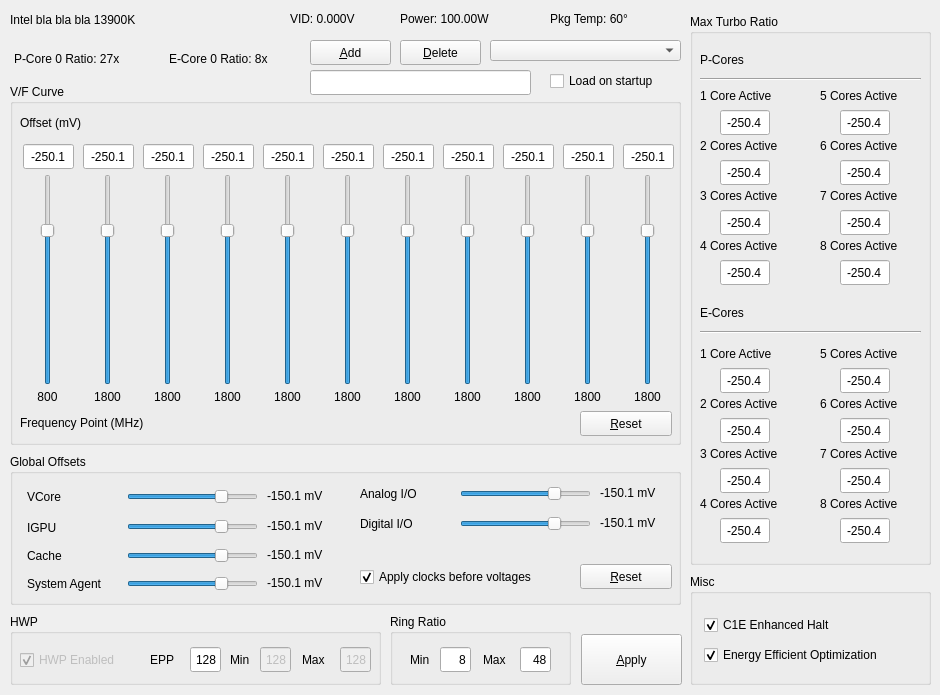
The window that ui/MainWindow.ui (Oxenryd/intelMsrGui) describes before a commit, drawn with Qt 5.
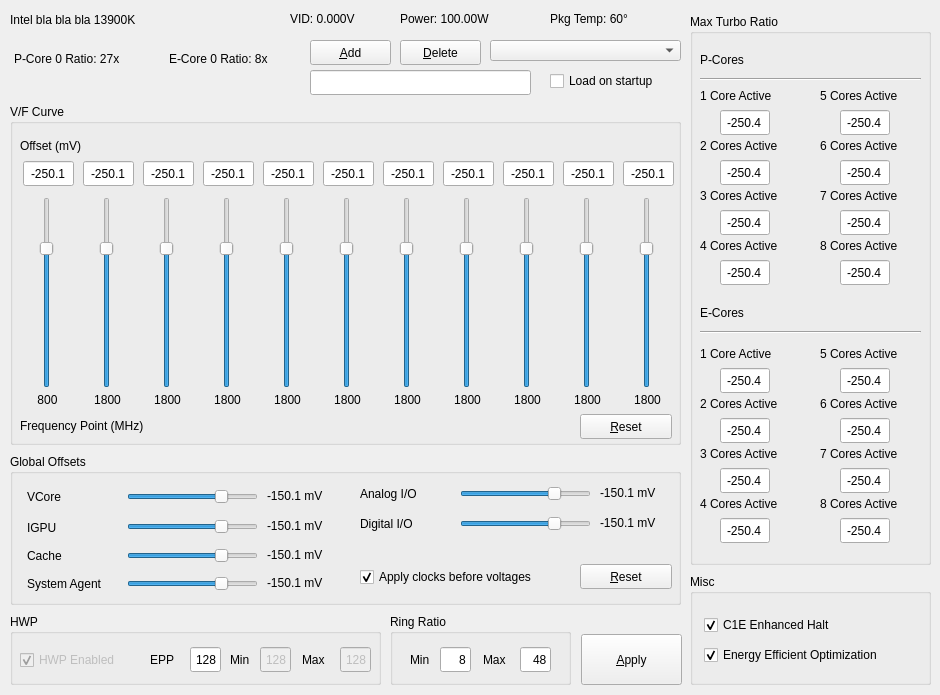
The same window after the commit. Icons and pictures are not drawn.

Commit message: Added Error MsgBoxes

```diff
--- a/ui/MainWindow.ui
+++ b/ui/MainWindow.ui
@@ -28,9 +28,9 @@
     <property name="geometry">
      <rect>
       <x>10</x>
-      <y>84</y>
+      <y>104</y>
       <width>671</width>
-      <height>361</height>
+      <height>341</height>
      </rect>
     </property>
     <property name="title">
@@ -39,10 +39,10 @@
     <widget class="QSlider" name="slider_11">
      <property name="geometry">
       <rect>
-       <x>630</x>
-       <y>90</y>
-       <width>16</width>
-       <height>211</height>
+       <x>627</x>
+       <y>93</y>
+       <width>20</width>
+       <height>191</height>
       </rect>
      </property>
      <property name="minimum">
@@ -61,10 +61,10 @@
     <widget class="QSlider" name="slider_2">
      <property name="geometry">
       <rect>
-       <x>90</x>
-       <y>90</y>
-       <width>16</width>
-       <height>211</height>
+       <x>87</x>
+       <y>93</y>
+       <width>20</width>
+       <height>191</height>
       </rect>
      </property>
      <property name="minimum">
@@ -83,10 +83,10 @@
     <widget class="QSlider" name="slider_5">
      <property name="geometry">
       <rect>
-       <x>270</x>
-       <y>90</y>
-       <width>16</width>
-       <height>211</height>
+       <x>267</x>
+       <y>93</y>
+       <width>20</width>
+       <height>191</height>
       </rect>
      </property>
      <property name="minimum">
@@ -105,10 +105,10 @@
     <widget class="QSlider" name="slider_7">
      <property name="geometry">
       <rect>
-       <x>390</x>
-       <y>90</y>
-       <width>16</width>
-       <height>211</height>
+       <x>387</x>
+       <y>93</y>
+       <width>20</width>
+       <height>191</height>
       </rect>
      </property>
      <property name="minimum">
@@ -127,10 +127,10 @@
     <widget class="QSlider" name="slider_3">
      <property name="geometry">
       <rect>
-       <x>150</x>
-       <y>90</y>
-       <width>16</width>
-       <height>211</height>
+       <x>147</x>
+       <y>93</y>
+       <width>20</width>
+       <height>191</height>
       </rect>
      </property>
      <property name="minimum">
@@ -149,10 +149,10 @@
     <widget class="QSlider" name="slider_6">
      <property name="geometry">
       <rect>
-       <x>330</x>
-       <y>90</y>
-       <width>16</width>
-       <height>211</height>
+       <x>327</x>
+       <y>93</y>
+       <width>20</width>
+       <height>191</height>
       </rect>
      </property>
      <property name="minimum">
@@ -171,10 +171,10 @@
     <widget class="QSlider" name="slider_1">
      <property name="geometry">
       <rect>
-       <x>30</x>
-       <y>90</y>
-       <width>16</width>
-       <height>211</height>
+       <x>27</x>
+       <y>93</y>
+       <width>20</width>
+       <height>191</height>
       </rect>
      </property>
      <property name="minimum">
@@ -193,10 +193,10 @@
     <widget class="QSlider" name="slider_8">
      <property name="geometry">
       <rect>
-       <x>450</x>
-       <y>90</y>
-       <width>16</width>
-       <height>211</height>
+       <x>447</x>
+       <y>93</y>
+       <width>20</width>
+       <height>191</height>
       </rect>
      </property>
      <property name="minimum">
@@ -215,10 +215,10 @@
     <widget class="QSlider" name="slider_10">
      <property name="geometry">
       <rect>
-       <x>570</x>
-       <y>90</y>
-       <width>16</width>
-       <height>211</height>
+       <x>567</x>
+       <y>93</y>
+       <width>20</width>
+       <height>191</height>
       </rect>
      </property>
      <property name="minimum">
@@ -237,10 +237,10 @@
     <widget class="QSlider" name="slider_4">
      <property name="geometry">
       <rect>
-       <x>210</x>
-       <y>90</y>
-       <width>16</width>
-       <height>211</height>
+       <x>207</x>
+       <y>93</y>
+       <width>20</width>
+       <height>191</height>
       </rect>
      </property>
      <property name="minimum">
@@ -259,10 +259,10 @@
     <widget class="QSlider" name="slider_9">
      <property name="geometry">
       <rect>
-       <x>510</x>
-       <y>90</y>
-       <width>16</width>
-       <height>211</height>
+       <x>507</x>
+       <y>93</y>
+       <width>20</width>
+       <height>191</height>
       </rect>
      </property>
      <property name="minimum">
@@ -282,7 +282,7 @@
      <property name="geometry">
       <rect>
        <x>5</x>
-       <y>304</y>
+       <y>287</y>
        <width>65</width>
        <height>17</height>
       </rect>
@@ -298,7 +298,7 @@
      <property name="geometry">
       <rect>
        <x>65</x>
-       <y>304</y>
+       <y>287</y>
        <width>65</width>
        <height>17</height>
       </rect>
@@ -314,7 +314,7 @@
      <property name="geometry">
       <rect>
        <x>125</x>
-       <y>304</y>
+       <y>287</y>
        <width>65</width>
        <height>17</height>
       </rect>
@@ -330,7 +330,7 @@
      <property name="geometry">
       <rect>
        <x>185</x>
-       <y>304</y>
+       <y>287</y>
        <width>65</width>
        <height>17</height>
       </rect>
@@ -346,7 +346,7 @@
      <property name="geometry">
       <rect>
        <x>245</x>
-       <y>304</y>
+       <y>287</y>
        <width>65</width>
        <height>17</height>
       </rect>
@@ -362,7 +362,7 @@
      <property name="geometry">
       <rect>
        <x>305</x>
-       <y>304</y>
+       <y>287</y>
        <width>65</width>
        <height>17</height>
       </rect>
@@ -378,7 +378,7 @@
      <property name="geometry">
       <rect>
        <x>365</x>
-       <y>304</y>
+       <y>287</y>
        <width>65</width>
        <height>17</height>
       </rect>
@@ -394,7 +394,7 @@
      <property name="geometry">
       <rect>
        <x>425</x>
-       <y>304</y>
+       <y>287</y>
        <width>65</width>
        <height>17</height>
       </rect>
@@ -410,7 +410,7 @@
      <property name="geometry">
       <rect>
        <x>485</x>
-       <y>304</y>
+       <y>287</y>
        <width>65</width>
        <height>17</height>
       </rect>
@@ -426,7 +426,7 @@
      <property name="geometry">
       <rect>
        <x>545</x>
-       <y>304</y>
+       <y>287</y>
        <width>65</width>
        <height>17</height>
       </rect>
@@ -442,7 +442,7 @@
      <property name="geometry">
       <rect>
        <x>605</x>
-       <y>304</y>
+       <y>287</y>
        <width>65</width>
        <height>17</height>
       </rect>
@@ -458,7 +458,7 @@
      <property name="geometry">
       <rect>
        <x>570</x>
-       <y>327</y>
+       <y>310</y>
        <width>92</width>
        <height>25</height>
       </rect>
@@ -471,7 +471,7 @@
      <property name="geometry">
       <rect>
        <x>10</x>
-       <y>30</y>
+       <y>33</y>
        <width>81</width>
        <height>17</height>
       </rect>
@@ -484,7 +484,7 @@
      <property name="geometry">
       <rect>
        <x>10</x>
-       <y>330</y>
+       <y>313</y>
        <width>171</width>
        <height>17</height>
       </rect>
@@ -497,7 +497,7 @@
      <property name="geometry">
       <rect>
        <x>13</x>
-       <y>60</y>
+       <y>57</y>
        <width>51</width>
        <height>25</height>
       </rect>
@@ -516,7 +516,7 @@
      <property name="geometry">
       <rect>
        <x>73</x>
-       <y>60</y>
+       <y>57</y>
        <width>51</width>
        <height>25</height>
       </rect>
@@ -535,7 +535,7 @@
      <property name="geometry">
       <rect>
        <x>133</x>
-       <y>60</y>
+       <y>57</y>
        <width>51</width>
        <height>25</height>
       </rect>
@@ -554,7 +554,7 @@
      <property name="geometry">
       <rect>
        <x>193</x>
-       <y>60</y>
+       <y>57</y>
        <width>51</width>
        <height>25</height>
       </rect>
@@ -573,7 +573,7 @@
      <property name="geometry">
       <rect>
        <x>253</x>
-       <y>60</y>
+       <y>57</y>
        <width>51</width>
        <height>25</height>
       </rect>
@@ -592,7 +592,7 @@
      <property name="geometry">
       <rect>
        <x>313</x>
-       <y>60</y>
+       <y>57</y>
        <width>51</width>
        <height>25</height>
       </rect>
@@ -611,7 +611,7 @@
      <property name="geometry">
       <rect>
        <x>373</x>
-       <y>60</y>
+       <y>57</y>
        <width>51</width>
        <height>25</height>
       </rect>
@@ -630,7 +630,7 @@
      <property name="geometry">
       <rect>
        <x>433</x>
-       <y>60</y>
+       <y>57</y>
        <width>51</width>
        <height>25</height>
       </rect>
@@ -649,7 +649,7 @@
      <property name="geometry">
       <rect>
        <x>493</x>
-       <y>60</y>
+       <y>57</y>
        <width>51</width>
        <height>25</height>
       </rect>
@@ -668,7 +668,7 @@
      <property name="geometry">
       <rect>
        <x>553</x>
-       <y>60</y>
+       <y>57</y>
        <width>51</width>
        <height>25</height>
       </rect>
@@ -687,7 +687,7 @@
      <property name="geometry">
       <rect>
        <x>613</x>
-       <y>60</y>
+       <y>57</y>
        <width>51</width>
        <height>25</height>
       </rect>
```
The commit also changes 2 other files.
